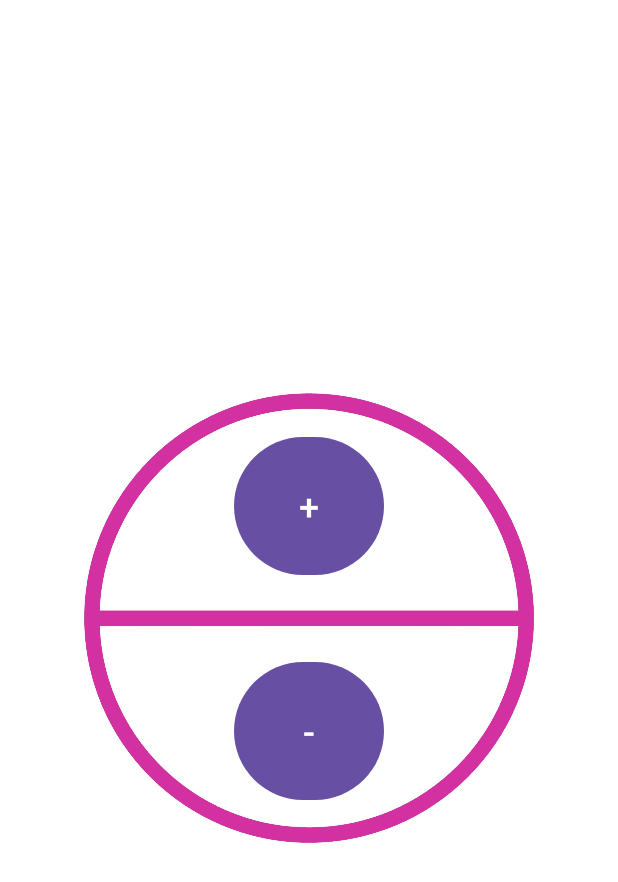
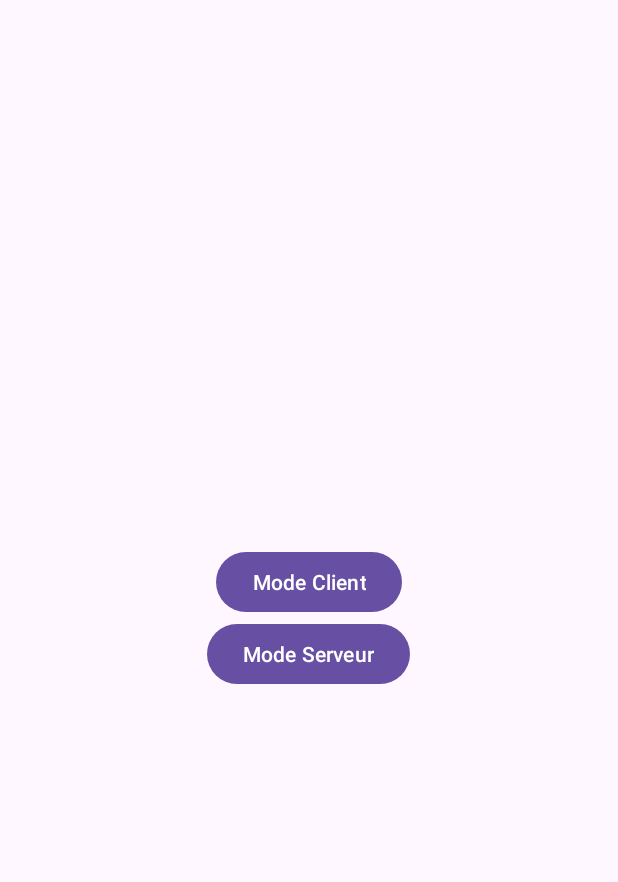
Before and after one commit to mahamouh/CardioTempo, an Android app: the screen it shows after launch (MainActivity before the commit, SelectionActivity after it), on a phone screen of 412 x 824 dp. Shown: the top 882 px of the screen. Run offline under Robolectric (Android 15) with nearby library versions, the phone set to English and light mode, and no system bars.

```diff
--- a/app/build.gradle.kts
+++ b/app/build.gradle.kts
@@ -8,7 +8,7 @@ android {
 
     defaultConfig {
         applicationId = "com.example.cardiotempo"
-        minSdk = 33
+        minSdk = 30
         targetSdk = 34
         versionCode = 1
         versionName = "1.0"
--- /dev/null
+++ b/app/src/main/java/com/example/cardiotempo/SelectionActivity.java
@@ -0,0 +1,30 @@
+package com.example.cardiotempo;
+
+import android.content.Intent;
+import android.os.Bundle;
+import android.view.View;
+import androidx.appcompat.app.AppCompatActivity;
+
+public class SelectionActivity extends AppCompatActivity {
+    @Override
+    protected void onCreate(Bundle savedInstanceState) {
+        super.onCreate(savedInstanceState);
+        setContentView(R.layout.activity_selection);
+
+        findViewById(R.id.clientButton).setOnClickListener(new View.OnClickListener() {
+            @Override
+            public void onClick(View v) {
+                Intent intent = new Intent(SelectionActivity.this, MainActivity.class); // Lancer l'activité client
+                startActivity(intent);
+            }
+        });
+
+        findViewById(R.id.serverButton).setOnClickListener(new View.OnClickListener() {
+            @Override
+            public void onClick(View v) {
+                Intent intent = new Intent(SelectionActivity.this, ServerActivity.class); // Lancer l'activité serveur
+                startActivity(intent);
+            }
+        });
+    }
+}
--- /dev/null
+++ b/app/src/main/res/layout/activity_selection.xml
@@ -0,0 +1,26 @@
+<?xml version="1.0" encoding="utf-8"?>
+<androidx.constraintlayout.widget.ConstraintLayout xmlns:android="http://schemas.android.com/apk/res/android"
+    android:layout_width="match_parent"
+    android:layout_height="match_parent">
+
+    <LinearLayout xmlns:android="http://schemas.android.com/apk/res/android"
+        android:layout_width="match_parent"
+        android:layout_height="match_parent"
+        android:orientation="vertical"
+        android:gravity="center">
+
+        <Button
+            android:id="@+id/clientButton"
+            android:layout_width="wrap_content"
+            android:layout_height="wrap_content"
+            android:text="Mode Client" />
+
+        <Button
+            android:id="@+id/serverButton"
+            android:layout_width="wrap_content"
+            android:layout_height="wrap_content"
+            android:text="Mode Serveur" />
+
+    </LinearLayout>
+
+</androidx.constraintlayout.widget.ConstraintLayout>
```
Also changed, not shown: app/src/main/AndroidManifest.xml (+13 -3 lines), app/src/main/java/com/example/cardiotempo/MainActivity.java (+62 -32 lines), app/src/main/java/com/example/cardiotempo/ServerActivity.java (added, +75 -0 lines), app/src/main/res/layout/activity_main.xml (+12 -0 lines), app/src/main/res/layout/activity_server.xml (added, +15 -0 lines).
